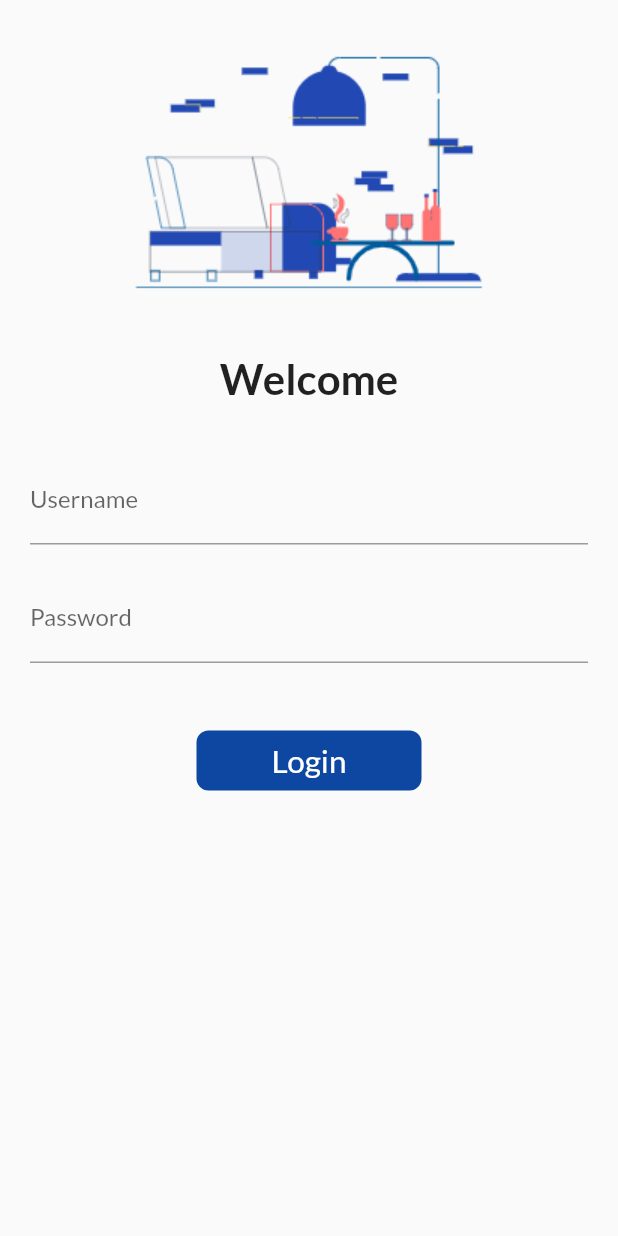
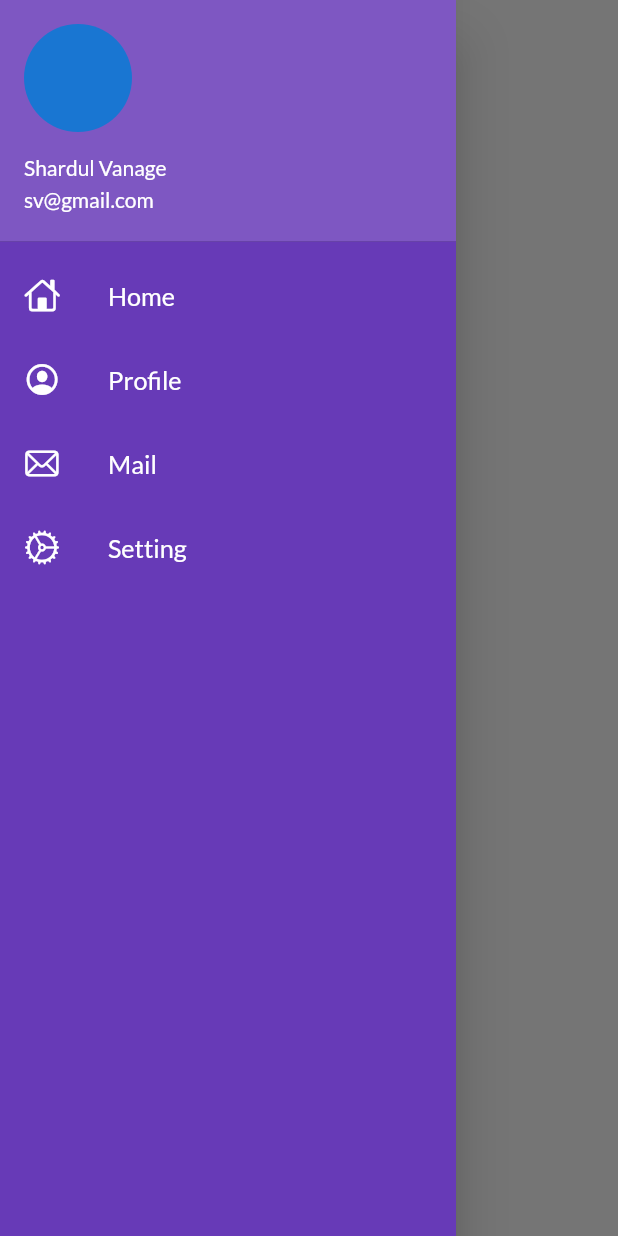
Before and after one commit to ShardulVanage/E-commerce-catalog_app, a Flutter app: the screen it shows after launch, with the side drawer open (before the commit the screen has no drawer), on a phone screen of 412 x 824 dp. Run offline on Flutter 3.47's test engine with Material 2 defaults, Android fonts, the phone set to English and light mode, and no system bars; our stand-ins replace google_fonts.

Commit message:
homepage

```diff
--- /dev/null
+++ b/catalog/lib/Theme/theme.dart
@@ -0,0 +1,14 @@
+import 'package:flutter/material.dart';
+import 'package:google_fonts/google_fonts.dart';
+
+class MYTheme {
+  static ThemeData lighttheme(BuildContext context) => ThemeData(
+        primaryColor: Colors.deepPurple,
+        fontFamily: GoogleFonts.lato().fontFamily,
+        appBarTheme: AppBarTheme(
+            elevation: 0,
+            backgroundColor: Colors.white,
+            iconTheme: IconThemeData(color: Colors.black),
+            textTheme: Theme.of(context).textTheme),
+      );
+}
--- a/catalog/lib/main.dart
+++ b/catalog/lib/main.dart
@@ -1,6 +1,8 @@
 //import 'package:catalog/page/home_page.dart';
+import 'package:catalog/Theme/theme.dart';
+import 'package:catalog/page/home_page.dart';
 import 'package:flutter/material.dart';
-import 'package:google_fonts/google_fonts.dart';
+
 import 'page/login.dart';
 
 void main() {
@@ -13,11 +15,13 @@ class MyApp extends StatelessWidget {
     return MaterialApp(
       debugShowCheckedModeBanner: false,
       themeMode: ThemeMode.light,
-      theme: ThemeData(
-        primaryColor: Colors.blue[900],
-        fontFamily: GoogleFonts.lato().fontFamily,
-      ),
-      home: Loginpage(),
+      theme: MYTheme.lighttheme(context),
+      initialRoute: "/home",
+      routes: {
+        "/": (context) => Loginpage(),
+        "/home": (context) => Homepage(),
+        "/login": (context) => Loginpage(),
+      },
     );
   }
 }
--- /dev/null
+++ b/catalog/lib/page/drawer.dart
@@ -0,0 +1,88 @@
+import 'package:flutter/cupertino.dart';
+import 'package:flutter/material.dart';
+
+class DrawerScreen extends StatefulWidget {
+  @override
+  _DrawerScreenState createState() => _DrawerScreenState();
+}
+
+class _DrawerScreenState extends State<DrawerScreen> {
+  @override
+  Widget build(BuildContext context) {
+    return Drawer(
+      child: Container(
+        color: Colors.deepPurple,
+        child: ListView(
+          physics: BouncingScrollPhysics(),
+          padding: EdgeInsets.zero,
+          children: [
+            DrawerHeader(
+              padding: EdgeInsets.zero,
+              child: UserAccountsDrawerHeader(
+                decoration: BoxDecoration(
+                  color: Colors.deepPurple[400],
+                ),
+                margin: EdgeInsets.zero,
+                accountEmail: Text('sv@gmail.com'),
+                accountName: Text('Shardul Vanage'),
+                currentAccountPicture: CircleAvatar(),
+              ),
+            ),
+            ListTile(
+              leading: Icon(
+                CupertinoIcons.home,
+                color: Colors.white,
+              ),
+              title: Text(
+                'Home',
+                textScaleFactor: 1.2,
+                style: TextStyle(
+                  color: Colors.white,
+                ),
+              ),
+            ),
+            ListTile(
+              leading: Icon(
+                CupertinoIcons.profile_circled,
+                color: Colors.white,
+              ),
+              title: Text(
+                'Profile',
+                textScaleFactor: 1.2,
+                style: TextStyle(
+                  color: Colors.white,
+                ),
+              ),
+            ),
+            ListTile(
+              leading: Icon(
+                CupertinoIcons.mail,
+                color: Colors.white,
+              ),
+              title: Text(
+                'Mail',
+                textScaleFactor: 1.2,
+                style: TextStyle(
+                  color: Colors.white,
+                ),
+              ),
+            ),
+            ListTile(
+              leading: Icon(
+                CupertinoIcons.settings,
+                color: Colors.white,
+              ),
+              title: Text(
+                'Setting',
+                textScaleFactor: 1.2,
+                style: TextStyle(
+                  color: Colors.white,
+                ),
+              ),
+            ),
+          ],
+        ),
+      ),
+    );
+  }
+}
--- a/catalog/lib/page/home_page.dart
+++ b/catalog/lib/page/home_page.dart
@@ -1,13 +1,28 @@
+import 'package:catalog/page/drawer.dart';
 import 'package:flutter/material.dart';
 
 class Homepage extends StatelessWidget {
   @override
   Widget build(BuildContext context) {
     return Scaffold(
+      backgroundColor: Colors.white,
       appBar: AppBar(
-        title: Text("catalobfgg App",),
+
+        title: Center(
+          child: Padding(
+            padding: const EdgeInsets.only(
+              right: 50,
+            ),
+            child: Text(
+              "Catalog App",
+              style: TextStyle(
+                color: Colors.black,
+              ),
+            ),
+          ),
+        ),
       ),
-      drawer: Drawer(),
+      drawer: DrawerScreen(),
     );
   }
 }
```
Also changed, not shown: catalog/lib/page/login.dart (+48 -33 lines), catalog/assets/images/avatar.png (added), catalog/assets/images/logscr.png (added).
